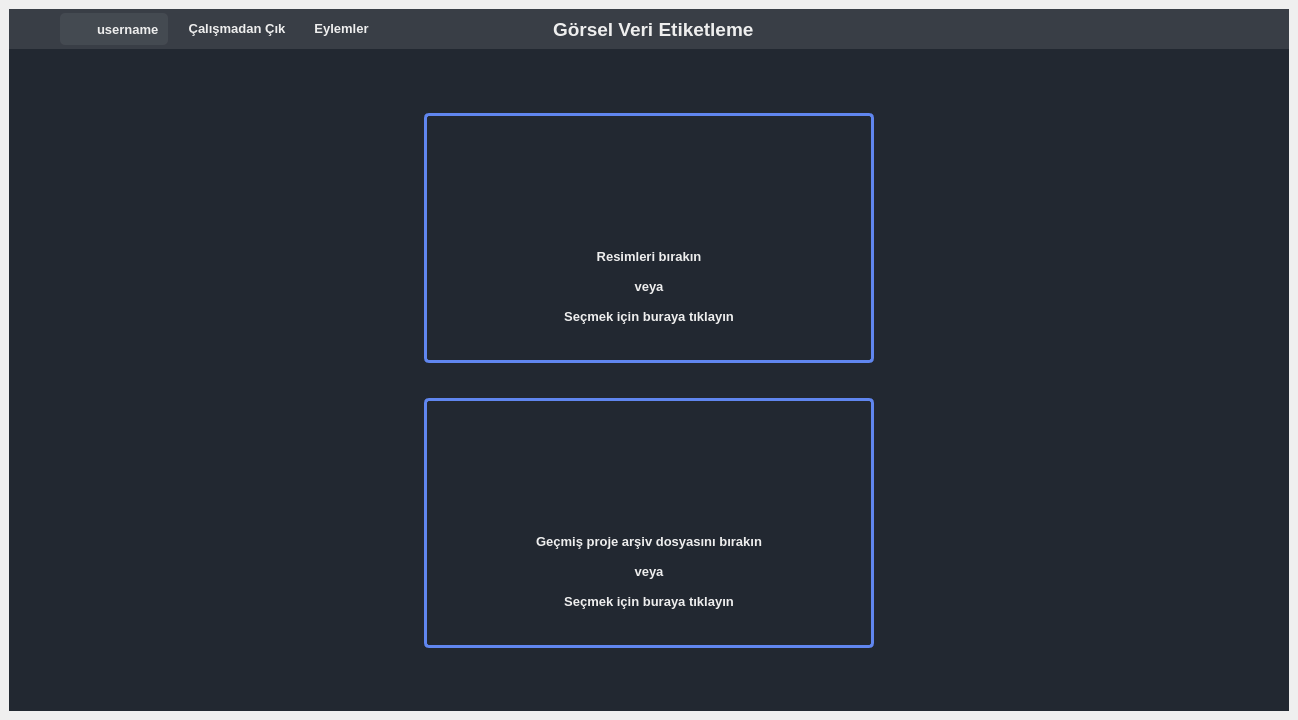
First picture: the form in templates/ui/mainWindow.ui, repository ismaildrcn/data-labeling, before the edit.
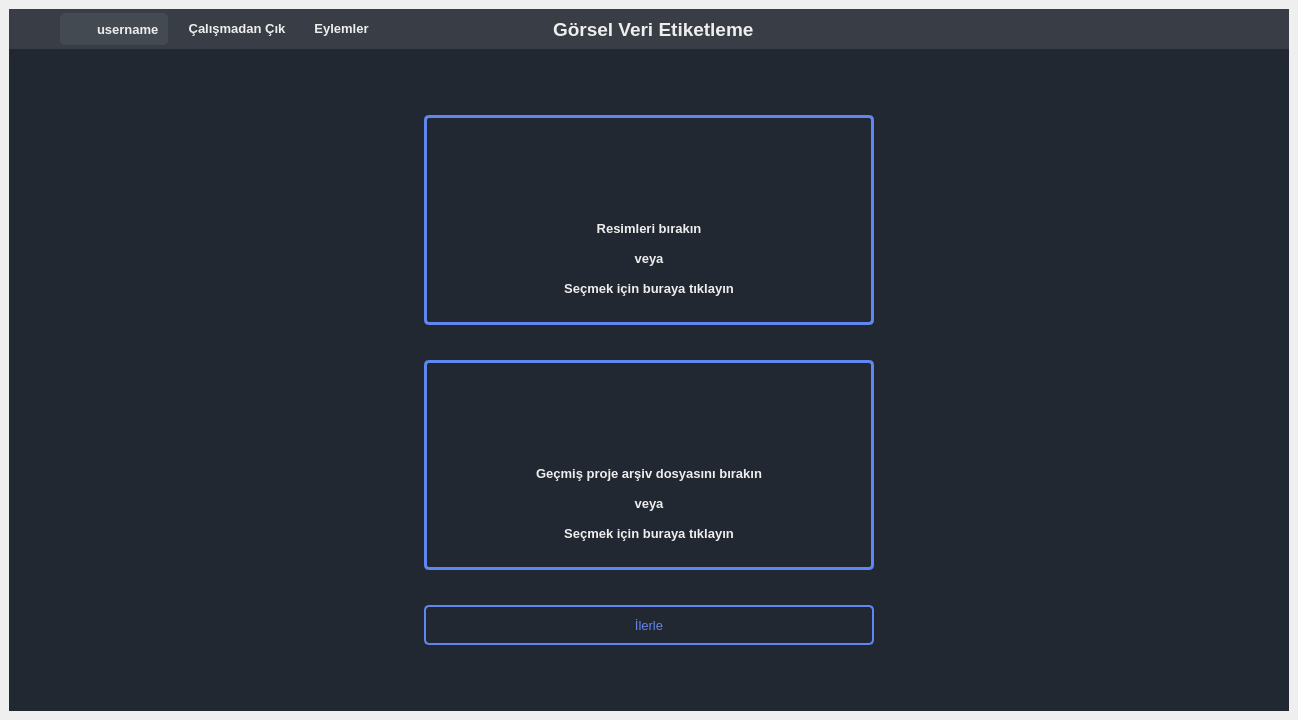
Second picture: the form after the edit. The open tabs and pages were chosen to show the change. Icons and pictures are not drawn.

```diff
--- a/templates/ui/mainWindow.ui
+++ b/templates/ui/mainWindow.ui
@@ -487,17 +487,19 @@
          <property name="styleSheet">
           <string notr="true">#page_labeling, #page_data_importing, #page_init_label{
 	background-color: #222831;
-}</string>
+}
+#widget_init_label_area, #widget_insert_label_area, #widget_importing_area, #widget_import_project{
+	border-radius:5px;
+	border: 3px solid #6086EF;
+}
+</string>
          </property>
          <property name="currentIndex">
           <number>1</number>
          </property>
          <widget class="QWidget" name="page_data_importing">
           <property name="styleSheet">
-           <string notr="true">#widget_importing_area, #widget_import_project{
-	border-radius:5px;
-	border: 3px solid #6086EF;
-}</string>
+           <string notr="true"/>
           </property>
           <layout class="QVBoxLayout" name="verticalLayout_11">
            <property name="spacing">
@@ -521,13 +523,13 @@
              <property name="minimumSize">
               <size>
                <width>450</width>
-               <height>250</height>
+               <height>210</height>
               </size>
              </property>
              <property name="maximumSize">
               <size>
                <width>450</width>
-               <height>250</height>
+               <height>210</height>
               </size>
              </property>
              <property name="acceptDrops">
@@ -538,7 +540,7 @@
              </property>
              <layout class="QVBoxLayout" name="layout_importing_area">
               <property name="topMargin">
-               <number>40</number>
+               <number>20</number>
               </property>
               <item alignment="Qt::AlignHCenter">
                <widget class="QLabel" name="icon_drop_images">
@@ -600,13 +602,13 @@
              <property name="minimumSize">
               <size>
                <width>450</width>
-               <height>250</height>
+               <height>210</height>
               </size>
              </property>
              <property name="maximumSize">
               <size>
                <width>450</width>
-               <height>250</height>
+               <height>210</height>
               </size>
              </property>
              <property name="acceptDrops">
@@ -614,7 +616,7 @@
              </property>
              <layout class="QVBoxLayout" name="verticalLayout_12">
               <property name="topMargin">
-               <number>40</number>
+               <number>20</number>
               </property>
               <item alignment="Qt::AlignHCenter">
                <widget class="QLabel" name="icon_drop_project">
@@ -671,6 +673,69 @@
              </layout>
             </widget>
            </item>
+           <item alignment="Qt::AlignHCenter">
+            <widget class="QWidget" name="widget_data_importing_button_area" native="true">
+             <property name="minimumSize">
+              <size>
+               <width>450</width>
+               <height>0</height>
+              </size>
+             </property>
+             <property name="maximumSize">
+              <size>
+               <width>450</width>
+               <height>16777215</height>
+              </size>
+             </property>
+             <property name="styleSheet">
+              <string notr="true">QPushButton{
+	border: 2px solid #6086EF;
+	background-color: transparent;
+	color: #6086EF;
+	border-radius: 5px;
+	padding: 5px 10px 5px 10px;
+}
+QPushButton:hover{
+	background-color: #6086EF;
+	color: #FFFFFF;
+	border-radius: 5px;
+	padding: 5px 10px 5px 10px;
+}</string>
+             </property>
+             <layout class="QHBoxLayout" name="horizontalLayout_16">
+              <property name="leftMargin">
+               <number>0</number>
+              </property>
+              <property name="topMargin">
+               <number>0</number>
+              </property>
+              <property name="rightMargin">
+               <number>0</number>
+              </property>
+              <property name="bottomMargin">
+               <number>0</number>
+              </property>
+              <item>
+               <widget class="QPushButton" name="pushButton_continue_labeling_from_images">
+                <property name="minimumSize">
+                 <size>
+                  <width>0</width>
+                  <height>40</height>
+                 </size>
+                </property>
+                <property name="font">
+                 <font>
+                  <pointsize>10</pointsize>
+                 </font>
+                </property>
+                <property name="text">
+                 <string>İlerle</string>
+                </property>
+               </widget>
+              </item>
+             </layout>
+            </widget>
+           </item>
            <item>
             <spacer name="verticalSpacer_4">
              <property name="orientation">
```
Left out of the diff: 35 changed lines with no effect on the pictures.
